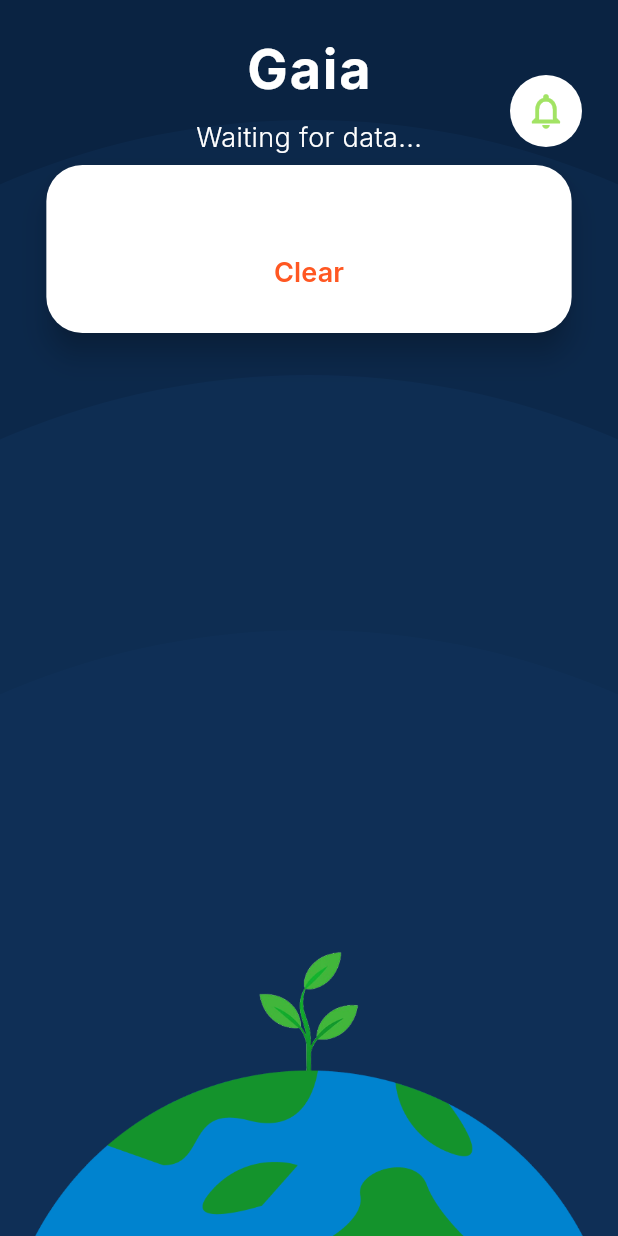
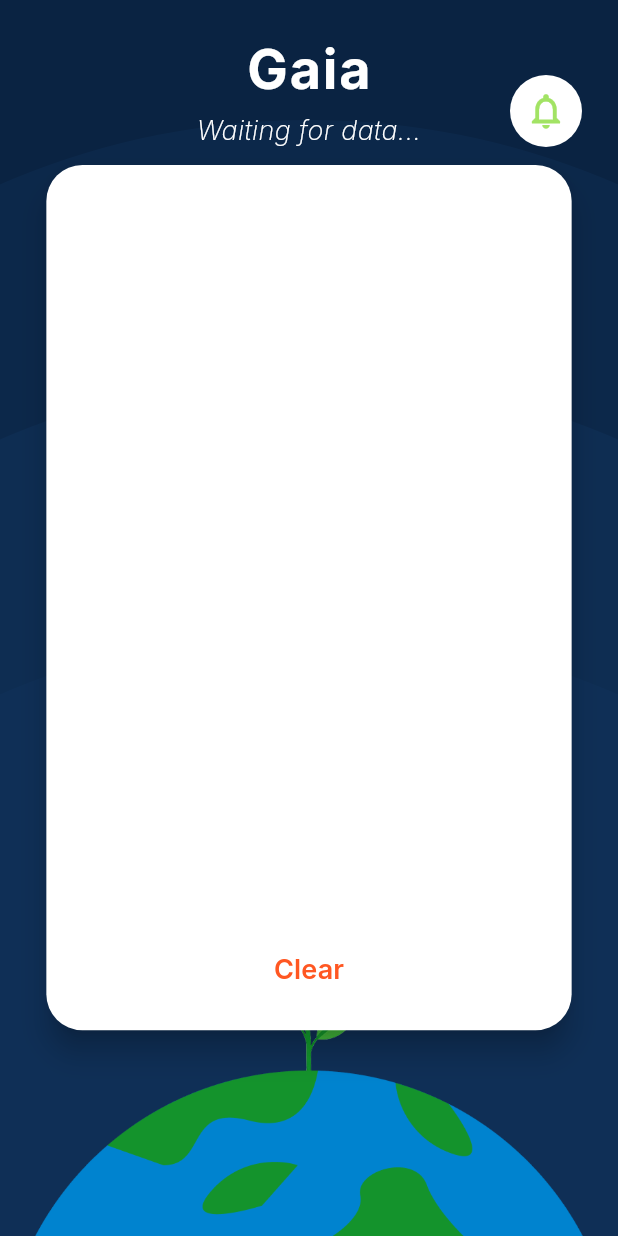
Before and after one commit to HoogaBoga/project_gaia, a Flutter app: the _HomeContent screen opened directly with empty values, after a tap on the "notifications" icon, on a phone screen of 412 x 824 dp. Run offline on Flutter 3.47's test engine with Material 3 defaults, Android fonts, the phone set to English and light mode, and no system bars; our stand-ins replace firebase_core, firebase_database, google_fonts, image_picker, percent_indicator, stacked and 2 more; missing offline and left inert: flutter_arc_text; accounts and stored records are empty; project files that could hold a hidden picture were left out.

Commit message:
Added hpbar condition

```diff
--- a/lib/ui/views/home/home_view.dart
+++ b/lib/ui/views/home/home_view.dart
@@ -143,13 +143,14 @@ class _HomeContentState extends State<_HomeContent>
                               letterSpacing: 1.2,
                             ),
                           ),
-                          const SizedBox(height: 8),
+                          const SizedBox(height: 3),
                           Text(
                             widget.viewModel.plantSpecies,
                             style: const TextStyle(
                               color: _textWhite,
                               fontSize: 18,
-                              fontWeight: FontWeight.w300,
+                              fontWeight: FontWeight.w200,
+                              fontStyle: FontStyle.italic,
                             ),
                           ),
                           const SizedBox(height: 25),
@@ -159,6 +160,28 @@ class _HomeContentState extends State<_HomeContent>
                             child:
                                 _buildHpBar(widget.viewModel.currentHpPercent),
                           ),
+                          const SizedBox(height:15),
+
+                          Container(
+                          padding:
+                            const EdgeInsets.symmetric(horizontal: 16, vertical: 6),
+                            decoration: BoxDecoration(
+                            color: Colors.green.withValues(alpha: 0.15),
+                            borderRadius: BorderRadius.circular(20),
+                            border: Border.all(
+                              color: Colors.green.withValues(alpha: 0.5), width: 1.5),
+                          ),
+                          child: const Text(
+                            "Condition: Good",
+                          style: TextStyle(
+                            color: Colors.greenAccent,
+                            fontSize: 12,
+                            fontWeight: FontWeight.bold,
+                            letterSpacing: 0.5,
+                            ),
+                          ),
+                        ),
+
                         ],
                       ),
                     ),
--- a/lib/ui/widgets/notification/notification_overlay.dart
+++ b/lib/ui/widgets/notification/notification_overlay.dart
@@ -1,11 +1,9 @@
 import 'package:flutter/material.dart';
 import 'notification_item.dart';
 import 'package:project_gaia/ui/widgets/notification/notification_item_model.dart';
-// TODO: Import your NotificationModel path here, e.g.:
-// import 'package:your_app/core/models/notification_model.dart';
 
 class NotificationsOverlayContainer extends StatelessWidget {
-  final List<NotificationModel> notifications; // Accepts data now
+  final List<NotificationModel> notifications;
   final VoidCallback onClearTapped;
 
   const NotificationsOverlayContainer({
@@ -16,23 +14,40 @@ class NotificationsOverlayContainer extends StatelessWidget {
 
   @override
   Widget build(BuildContext context) {
+    final screenHeight = MediaQuery.of(context).size.height;
+    final screenWidth = MediaQuery.of(context).size.width;
+
     return Material(
       color: Colors.white,
       elevation: 8,
       borderRadius: BorderRadius.circular(24.0),
+      clipBehavior: Clip.antiAlias,
       child: Container(
-        width: MediaQuery.of(context).size.width * 0.85,
+        width: screenWidth * 0.85,
+        // FIX 1: Use 'height' instead of 'constraints'.
+        // This forces the container to be exactly 70% of the screen height,
+        // regardless of whether it is empty or full.
+        height: screenHeight * 0.7,
         padding: const EdgeInsets.fromLTRB(20, 24, 20, 16),
         child: Column(
-          mainAxisSize: MainAxisSize.min,
+          // FIX 2: Use MainAxisSize.max so the column fills the Container's height
+          mainAxisSize: MainAxisSize.max,
           children: [
-            // Dynamically generate widgets from the data list
-            ...notifications.map((notification) => NotificationItem(
-                  iconData: notification.icon,
-                  iconColor: notification.iconColor,
-                  title: notification.title,
-                  time: notification.time,
-                )),
+            // FIX 3: Use Expanded instead of Flexible.
+            // This forces the ListView to take up all available space,
+            // pushing the "Clear" button to the very bottom.
+            Expanded(
+              child: ListView(
+                padding: EdgeInsets.zero,
+                // FIX 4: Remove shrinkWrap (default is false) so it expands to fill the Expanded widget
+                children: notifications.map((notification) => NotificationItem(
+                      iconData: notification.icon,
+                      iconColor: notification.iconColor,
+                      title: notification.title,
+                      time: notification.time,
+                    )).toList(),
+              ),
+            ),
 
             const SizedBox(height: 24),
 
```
